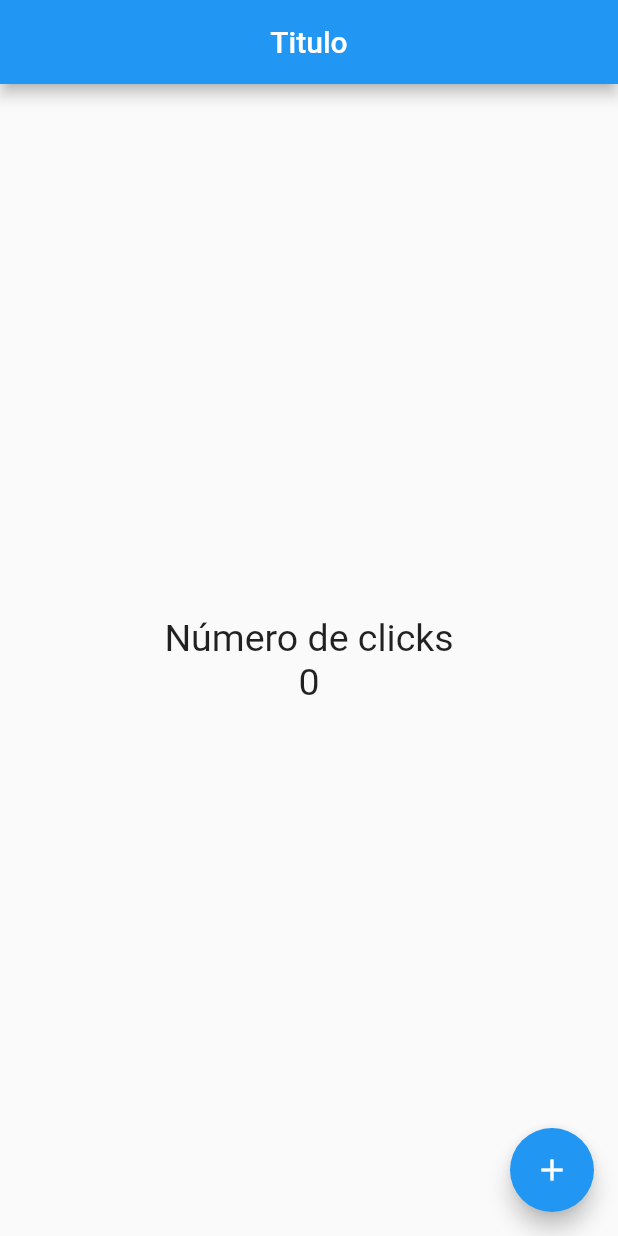
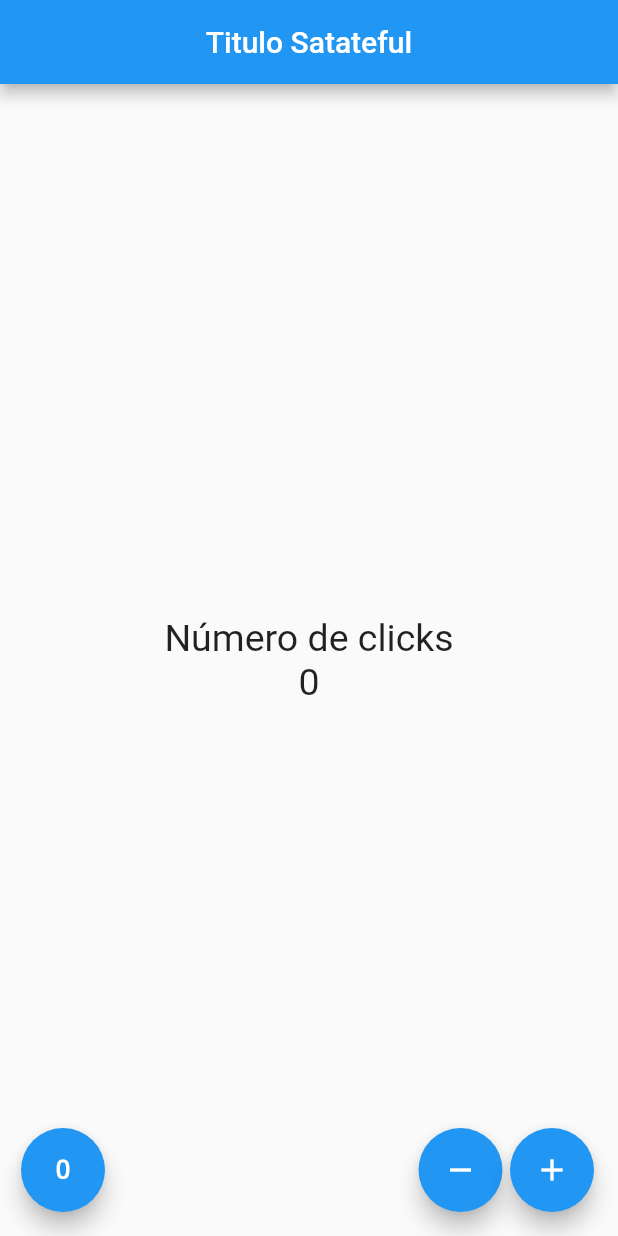
Before and after one commit to fereicod/contador, a Flutter app: the screen it shows after launch, on a phone screen of 412 x 824 dp. Run offline on Flutter 3.47's test engine with Material 2 defaults, Android fonts, the phone set to English and light mode, and no system bars.

Commit message:
new page contador, and buttons remove and zero

```diff
--- a/lib/src/myapp.dart
+++ b/lib/src/myapp.dart
@@ -1,6 +1,7 @@
 import 'package:flutter/material.dart';
 
-import 'package:contador/src/pages/home_page.dart';
+// import 'package:contador/src/pages/home_page.dart';
+import 'package:contador/src/pages/contador_page.dart';
 
 class MyApp extends StatelessWidget {
 
@@ -8,8 +9,10 @@ class MyApp extends StatelessWidget {
   Widget build( context ) {
 
     return MaterialApp(
+      debugShowCheckedModeBanner: false,
       home: Center(
-          child: HomePage()
+          //child: HomePage()
+          child: ContadorPage(),
         ),
     );
   }
--- /dev/null
+++ b/lib/src/pages/contador_page.dart
@@ -0,0 +1,79 @@
+import 'package:flutter/material.dart';
+
+class ContadorPage extends StatefulWidget{
+
+  @override
+  State<StatefulWidget> createState() => _ContadorPageState();
+
+}
+
+class _ContadorPageState extends State<ContadorPage>{
+
+  final _estiloTexto = TextStyle(fontSize: 25);
+
+  int _conteo = 0;
+
+  @override
+  Widget build(BuildContext context) {
+    return Scaffold(
+      appBar: AppBar(
+        title: Text("Titulo Satateful"),
+        centerTitle: true,
+      ),
+      body: Center(
+        child: Column(
+          mainAxisAlignment: MainAxisAlignment.center,
+          children: <Widget>[
+            Text('Número de clicks', style: _estiloTexto),
+            Text( '$_conteo' , style: _estiloTexto)
+          ],
+        )
+      ),
+      floatingActionButton: _crearBotones()
+    );
+  }
+
+  Widget _crearBotones(){
+    return Row(
+      mainAxisAlignment: MainAxisAlignment.end,
+      children: <Widget>[
+        SizedBox(width: 30),
+        FloatingActionButton(
+          child: Icon(Icons.exposure_zero),
+          onPressed: () {
+            setState(() {
+              _conteo=0;
+            });
+          },
+        ),
+        Expanded(child: SizedBox()),
+        FloatingActionButton(
+          child: Icon(Icons.remove),
+          onPressed: () {
+            setState(() {
+              if(_conteo > 0)
+                _conteo--;
+            });
+          },
+        ),
+        SizedBox(width: 5.0),
+        FloatingActionButton(
+          child: Icon(Icons.add),
+          onPressed: () {
+            setState(() {
+              _conteo++;
+            });
+          },
+        )
+      ],
+    );
+    // return FloatingActionButton(
+    //     child: Icon(Icons.add),
+    //     onPressed: () {
+    //       setState(() {
+    //         _conteo++;
+    //       });
+    //     },
+    //   );
+  }
+}
--- a/lib/src/pages/home_page.dart
+++ b/lib/src/pages/home_page.dart
@@ -4,11 +4,13 @@ class HomePage extends StatelessWidget {
 
   final estiloTexto = TextStyle(fontSize: 25);
 
+  final conteo = 0;
+
   @override
   Widget build(BuildContext context) {
     return Scaffold(
       appBar: AppBar(
-        title: Text("Titulo"),
+        title: Text("Titulo Stateless"),
         centerTitle: true,
       ),
       body: Center(
@@ -16,7 +18,7 @@ class HomePage extends StatelessWidget {
           mainAxisAlignment: MainAxisAlignment.center,
           children: <Widget>[
             Text('Número de clicks', style: estiloTexto),
-            Text('0', style: estiloTexto)
+            Text( '$conteo' , style: estiloTexto)
           ],
         )
       ),
@@ -26,4 +28,6 @@ class HomePage extends StatelessWidget {
       ),
     );
   }
+
+
 }
```
